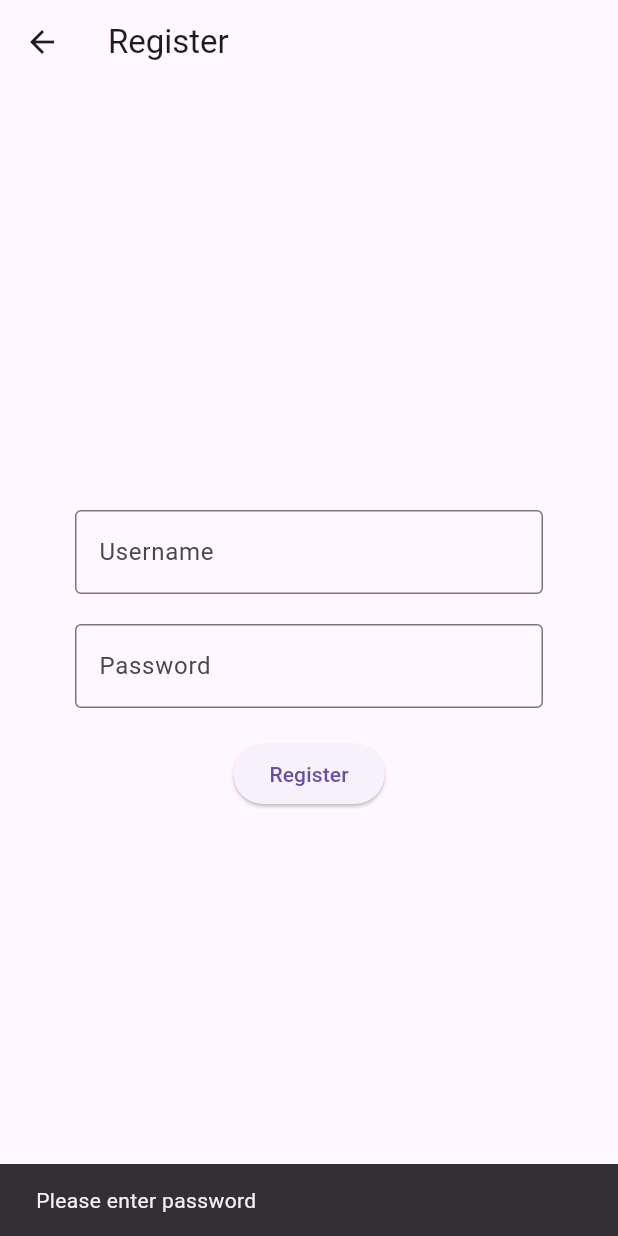
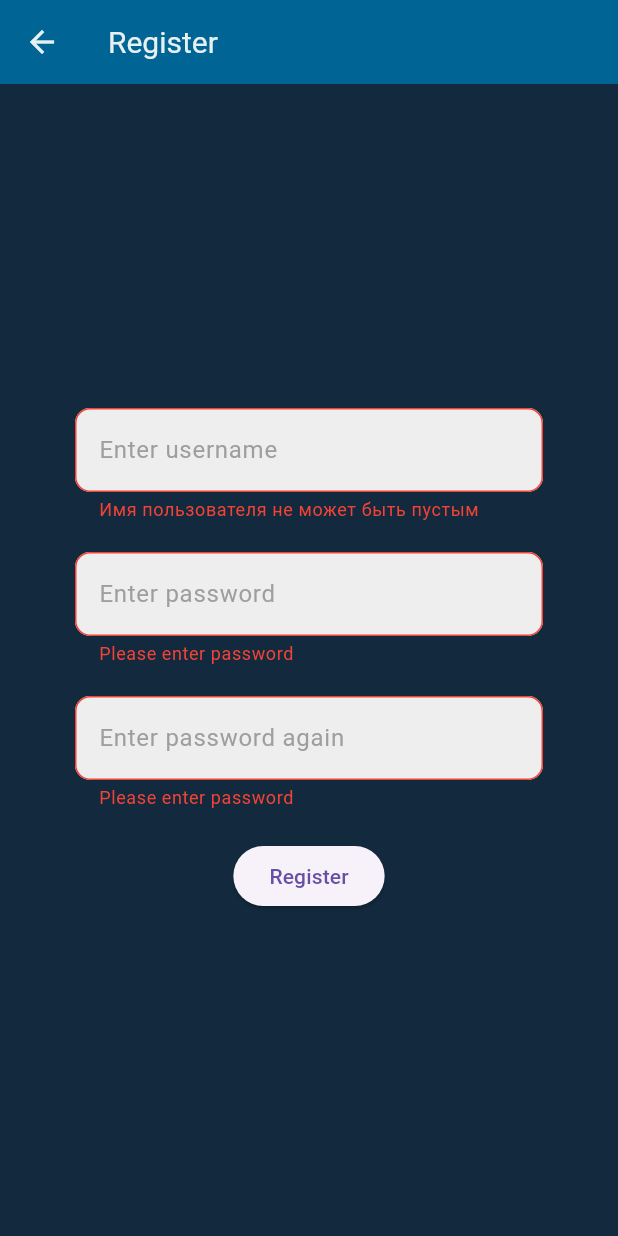
Before and after one commit to gatterD/smarttalk, a Flutter app: the RegisterScreen screen opened by its route, after a tap on "Register", on a phone screen of 412 x 824 dp. Run offline on Flutter 3.47's test engine with Material 3 defaults, Android fonts, the phone set to English and light mode, and no system bars; our stand-ins replace bloc, flutter_bloc, flutter_dotenv, shared_preferences; accounts and stored records are empty; network calls fail.

Commit message:
Added a user search engine. I changed the theme so that the project could be changed much easier visually. I added the Block system to the authorization functionality to separate the front and back ends, then I need to add almost all the pages.

```diff
--- /dev/null
+++ b/lib/features/AutorisationScreen/bloc/AutorisationEvent.dart
@@ -0,0 +1,10 @@
+part of 'AutorisationBloc.dart';
+
+abstract class AutorisationEvent {}
+
+class LoginEvent extends AutorisationEvent {
+  final String username;
+  final String password;
+
+  LoginEvent(this.username, this.password);
+}
--- a/lib/features/RegisterScreen/view/RegisterScreen.dart
+++ b/lib/features/RegisterScreen/view/RegisterScreen.dart
@@ -1,5 +1,6 @@
 import 'package:flutter/material.dart';
 import 'package:smarttalk/functions/PasswordValidate.dart';
+import 'package:smarttalk/functions/UserNameValidation.dart';
 import 'package:smarttalk/models/AutorisationHelper.dart';
 import 'package:smarttalk/models/User.dart';
 
@@ -12,6 +13,7 @@ class _RegisterScreenState extends State<RegisterScreen> {
   final _formKey = GlobalKey<FormState>();
   final _usernameController = TextEditingController();
   final _passwordController = TextEditingController();
+  final _passwordSecondController = TextEditingController();
   final AuthService _authService = AuthService();
 
   void _register() async {
@@ -48,41 +50,42 @@ class _RegisterScreenState extends State<RegisterScreen> {
               TextFormField(
                 controller: _usernameController,
                 decoration: InputDecoration(
-                  labelText: 'Username',
                   hintText: 'Enter username',
-                  border: OutlineInputBorder(),
                 ),
-                validator: (value) {
-                  if (value == null || value.isEmpty) {
-                    return 'Please enter a username';
-                  }
-                  return null;
-                },
+                validator: validateUsername,
+              ),
+              Padding(
+                padding: EdgeInsets.only(top: 20),
+                child: TextFormField(
+                  controller: _passwordController,
+                  decoration: InputDecoration(
+                    hintText: 'Enter password',
+                  ),
+                  obscureText: true,
+                  validator: validatePassword,
+                ),
               ),
               Padding(
                 padding: EdgeInsets.symmetric(vertical: 20),
                 child: TextFormField(
-                  controller: _passwordController,
+                  controller: _passwordSecondController,
                   decoration: InputDecoration(
-                    labelText: 'Password',
-                    hintText: 'Enter password',
-                    border: OutlineInputBorder(),
+                    hintText: 'Enter password again',
                   ),
+                  validator: validatePassword,
                   obscureText: true,
                 ),
               ),
               ElevatedButton(
                 onPressed: () {
-                  String? validating =
-                      validatePassword(_passwordController.text);
-                  if (validating != null) {
+                  if (comparePasswords(_passwordController.text,
+                      _passwordSecondController.text)) {
+                    _register();
+                  } else {
                     ScaffoldMessenger.of(context).showSnackBar(
-                      SnackBar(content: Text(validating)),
+                      SnackBar(content: Text('Passwords must be the same!')),
                     );
-                    return;
                   }
-
-                  _register();
                 },
                 child: Text('Register'),
               ),
--- /dev/null
+++ b/lib/features/SearchScreen/Search.dart
@@ -0,0 +1 @@
+export 'package:smarttalk/features/SearchScreen/view/SearchScreen.dart';
--- a/lib/functions/PasswordValidate.dart
+++ b/lib/functions/PasswordValidate.dart
@@ -1,13 +1,22 @@
-String? validatePassword(String value) {
+String? validatePassword(String? value) {
+  if (value == null || value.isEmpty) {
+    return 'Please enter password'; // Сообщение, если поле пустое
+  }
+
+  // Регулярное выражение для проверки пароля
   RegExp regex =
       RegExp(r'^(?=.*?[A-Z])(?=.*?[a-z])(?=.*?[0-9])(?=.*?[!@#\$&*~]).{8,}$');
-  if (value.isEmpty) {
-    return 'Please enter password';
-  } else {
-    if (!regex.hasMatch(value)) {
-      return 'Enter valid password';
-    } else {
-      return null;
-    }
+
+  if (!regex.hasMatch(value)) {
+    return 'Enter valid password'; // Сообщение, если пароль не соответствует требованиям
   }
+
+  return null; // Возвращаем null, если пароль валиден
 }
+
+bool comparePasswords(String firstPass, String secondPass) {
+  if (firstPass == secondPass) {
+    return true;
+  }
+  return false;
+}
--- /dev/null
+++ b/lib/functions/UserNameValidation.dart
@@ -0,0 +1,22 @@
+String? validateUsername(String? value) {
+  if (value == null || value.isEmpty) {
+    return 'Имя пользователя не может быть пустым';
+  }
+
+  // Проверка на минимальную и максимальную длину
+  if (value.length < 3) {
+    return 'Имя пользователя должно содержать не менее 3 символов';
+  }
+
+  if (value.length > 20) {
+    return 'Имя пользователя должно содержать не более 20 символов';
+  }
+
+  // Проверка на допустимые символы (буквы, цифры, подчеркивания)
+  final validCharacters = RegExp(r'^[a-zA-Z0-9_]+$');
+  if (!validCharacters.hasMatch(value)) {
+    return 'Имя пользователя может содержать только буквы, цифры и подчеркивания';
+  }
+
+  return null; // Возвращаем null, если валидация прошла успешно
+}
--- a/lib/router/router.dart
+++ b/lib/router/router.dart
@@ -1,11 +1,13 @@
 import 'package:smarttalk/features/AutorisationScreen/Autorisation.dart';
 import 'package:smarttalk/features/FriendsListScreen/friendsList.dart';
 import 'package:smarttalk/features/RegisterScreen/Register.dart';
+import 'package:smarttalk/features/SearchScreen/Search.dart';
 import 'package:smarttalk/features/UsersMessageScreen/UsersMessage.dart';
 
 final router = {
   '/login': (context) => AutorisationScreen(),
   '/friend_list': (context) => FriendsListScreen(),
   '/register': (context) => RegisterScreen(),
-  '/message': (context) => UsersMessageScreen(usersName: '')
+  '/message': (context) => UsersMessageScreen(usersName: ''),
+  '/search': (context) => SearchScreen(),
 };
--- a/lib/theme/theme.dart
+++ b/lib/theme/theme.dart
@@ -1,3 +1,50 @@
 import 'package:flutter/material.dart';
 
-final theme = ThemeData();
+final theme = ThemeData(
+  scaffoldBackgroundColor: Color.fromRGBO(19, 41, 61, 1),
+  appBarTheme: AppBarTheme(
+      backgroundColor: Color.fromRGBO(0, 100, 148, 1),
+      titleTextStyle: TextStyle(
+        color: Color.fromRGBO(232, 241, 242, 1),
+        fontSize: 20,
+      )),
+  buttonTheme: ButtonThemeData(),
+  textTheme: TextTheme(
+      labelMedium: TextStyle(color: Color.fromRGBO(232, 241, 242, 1)),
+      labelSmall: TextStyle(
+        color: Color.fromRGBO(232, 241, 242, 0.6),
+        fontSize: 10,
+      )),
+  iconButtonTheme: IconButtonThemeData(
+    style: ButtonStyle(
+      foregroundColor: MaterialStateProperty.resolveWith<Color>(
+        (Set<MaterialState> states) {
+          if (states.contains(MaterialState.pressed)) {
+            return Color.fromRGBO(36, 123, 160, 1); // Цвет иконки при нажатии
+          }
+          return Color.fromRGBO(232, 241, 242, 1); // Цвет иконки по умолчанию
+        },
+      ),
+    ),
+  ),
+  inputDecorationTheme: InputDecorationTheme(
+    border: OutlineInputBorder(
+      borderRadius: BorderRadius.circular(10.0),
+      borderSide: BorderSide(color: Colors.blue),
+    ),
+    focusedBorder: OutlineInputBorder(
+      borderRadius: BorderRadius.circular(10.0),
+      borderSide:
+          BorderSide(color: const Color.fromRGBO(0, 100, 148, 1), width: 2.0),
+    ),
+    errorBorder: OutlineInputBorder(
+      borderRadius: BorderRadius.circular(10.0),
+      borderSide: BorderSide(color: Colors.red),
+    ),
+    filled: true,
+    fillColor: Colors.grey[200],
+    labelStyle: TextStyle(color: Colors.blue),
+    hintStyle: TextStyle(color: Colors.grey),
+    errorStyle: TextStyle(color: Colors.red),
+  ),
+);
--- a/pubspec.yaml
+++ b/pubspec.yaml
@@ -15,9 +15,11 @@ dev_dependencies:
     sdk: flutter
   flutter_lints: ^5.0.0
   http: ^0.13.3
-  provider: ^5.0.0
+  provider: ^6.0.0
   shared_preferences: ^2.2.2
   flutter_dotenv: ^5.0.2
+  flutter_bloc: ^8.0.0
+
 
 flutter:
   uses-material-design: true
```
Also changed, not shown: lib/features/AutorisationScreen/bloc/AutorisationBloc.dart (added, +27 -0 lines), lib/features/AutorisationScreen/bloc/AutorisationState.dart (added, +19 -0 lines), lib/features/AutorisationScreen/view/AutorisationScreen.dart (+48 -42 lines), lib/features/FriendsListScreen/view/FriendsListScreen.dart (+20 -8 lines), lib/features/SearchScreen/view/SearchScreen.dart (added, +92 -0 lines), lib/repository/UserRepository.dart (added, +26 -0 lines), pubspec.lock.
